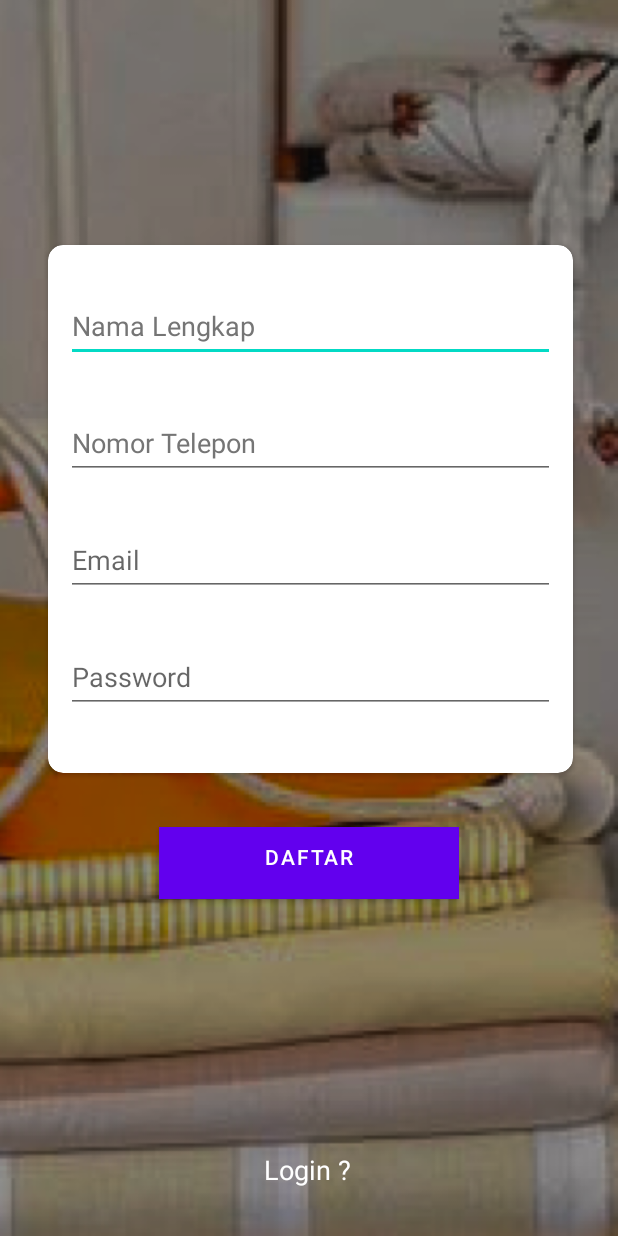
After one commit to alexistdev/elaundry, an Android app: the Register screen opened directly, with no data from a screen before it, on a phone screen of 412 x 824 dp. The commit adds this screen. Run offline under Robolectric (Android 15) with nearby library versions, the phone set to English and light mode, and no system bars.

Commit message:
Register Layout

```diff
--- a/Android-App/app/src/main/AndroidManifest.xml
+++ b/Android-App/app/src/main/AndroidManifest.xml
@@ -18,9 +18,17 @@
         android:theme="@style/Theme.Elaundryapps"
         tools:targetApi="31">
         <activity
-            android:name=".ui.Login"
+            android:name=".ui.Register"
             android:parentActivityName=".ui.Welcome"
             android:exported="false">
+            <meta-data
+                android:name="android.app.lib_name"
+                android:value="" />
+        </activity>
+        <activity
+            android:name=".ui.Login"
+            android:exported="false"
+            android:parentActivityName=".ui.Welcome">
             <meta-data
                 android:name="android.app.lib_name"
                 android:value="" />
--- /dev/null
+++ b/Android-App/app/src/main/java/com/coder/elaundry_apps/ui/Register.java
@@ -0,0 +1,16 @@
+package com.coder.elaundry_apps.ui;
+
+import androidx.appcompat.app.AppCompatActivity;
+
+import android.os.Bundle;
+
+import com.coder.elaundry_apps.R;
+
+public class Register extends AppCompatActivity {
+
+    @Override
+    protected void onCreate(Bundle savedInstanceState) {
+        super.onCreate(savedInstanceState);
+        setContentView(R.layout.activity_register);
+    }
+}
--- /dev/null
+++ b/Android-App/app/src/main/res/layout/activity_register.xml
@@ -0,0 +1,110 @@
+<?xml version="1.0" encoding="utf-8"?>
+<androidx.constraintlayout.widget.ConstraintLayout xmlns:android="http://schemas.android.com/apk/res/android"
+    xmlns:app="http://schemas.android.com/apk/res-auto"
+    xmlns:tools="http://schemas.android.com/tools"
+    android:layout_width="match_parent"
+    android:layout_height="match_parent"
+    android:background="@drawable/bg_login"
+    tools:context=".ui.Register">
+
+    <androidx.cardview.widget.CardView
+        android:id="@+id/cardView"
+        android:layout_width="350sp"
+        android:layout_height="wrap_content"
+        android:layout_marginStart="31dp"
+        android:layout_marginTop="163dp"
+        android:layout_marginEnd="30dp"
+        app:cardCornerRadius="10dp"
+        app:layout_constraintEnd_toEndOf="parent"
+        app:layout_constraintStart_toStartOf="parent"
+        app:layout_constraintTop_toTopOf="parent">
+
+        <LinearLayout
+            android:layout_width="match_parent"
+            android:layout_height="wrap_content"
+            android:orientation="vertical">
+
+            <EditText
+                android:id="@+id/txt_nama"
+                android:layout_width="match_parent"
+                android:layout_height="wrap_content"
+                android:layout_marginStart="12sp"
+                android:layout_marginTop="30dp"
+                android:layout_marginEnd="12sp"
+                android:autofillHints="name"
+                android:hint="@string/daftar1"
+                android:inputType="text"
+                android:minHeight="48dp"
+                android:textColorHint="#757575" />
+
+            <EditText
+                android:id="@+id/txt_phone"
+                android:layout_width="match_parent"
+                android:layout_height="wrap_content"
+                android:layout_marginStart="12sp"
+                android:layout_marginTop="30dp"
+                android:layout_marginEnd="12sp"
+                android:autofillHints="phone"
+                android:hint="@string/daftar2"
+                android:inputType="phone"
+                android:minHeight="48dp"
+                android:textColorHint="#757575" />
+
+            <EditText
+                android:id="@+id/txt_email"
+                android:layout_width="match_parent"
+                android:layout_height="wrap_content"
+                android:layout_marginStart="12sp"
+                android:layout_marginTop="30dp"
+                android:layout_marginEnd="12sp"
+                android:autofillHints="emailAddress"
+                android:hint="@string/daftar3"
+                android:inputType="textEmailAddress"
+                android:minHeight="48dp" />
+
+            <EditText
+                android:id="@+id/txt_password"
+                android:layout_width="match_parent"
+                android:layout_height="wrap_content"
+                android:layout_marginStart="12sp"
+                android:layout_marginTop="30dp"
+                android:layout_marginEnd="12sp"
+                android:layout_marginBottom="40sp"
+                android:autofillHints="password"
+                android:hint="@string/daftar4"
+                android:inputType="textPassword"
+                android:minHeight="48dp" />
+
+        </LinearLayout>
+
+
+    </androidx.cardview.widget.CardView>
+
+    <Button
+        android:id="@+id/btn_daftar"
+        android:layout_width="200dp"
+        android:layout_height="wrap_content"
+        android:layout_marginTop="36dp"
+        android:background="@color/bg_front"
+        android:text="@string/daftar5"
+        app:layout_constraintEnd_toEndOf="parent"
+        app:layout_constraintStart_toStartOf="parent"
+        android:gravity="center_horizontal"
+        app:layout_constraintTop_toBottomOf="@+id/cardView" />
+
+    <TextView
+        android:id="@+id/txt_login"
+        android:layout_width="wrap_content"
+        android:layout_height="wrap_content"
+        android:layout_marginBottom="32dp"
+        android:gravity="center"
+        android:text="@string/daftar6"
+        android:textColor="@color/white"
+        android:textSize="18sp"
+        app:layout_constraintBottom_toBottomOf="parent"
+        app:layout_constraintEnd_toEndOf="parent"
+        app:layout_constraintHorizontal_bias="0.498"
+        app:layout_constraintStart_toStartOf="parent"
+        tools:ignore="TextContrastCheck" />
+
+</androidx.constraintlayout.widget.ConstraintLayout>
--- a/Android-App/app/src/main/res/values/strings.xml
+++ b/Android-App/app/src/main/res/values/strings.xml
@@ -8,7 +8,15 @@
     <string name="splash4">Cucian Anda</string>
     <!-- Login -->
     <string name="login1">Email</string>
-    <string name="login2">Password</string>
+    <string name="login2">******</string>
     <string name="login3">LOGIN</string>
     <string name="login4">Create Account</string>
+
+    <!-- Register -->
+    <string name="daftar1">Nama Lengkap</string>
+    <string name="daftar2">Nomor Telepon</string>
+    <string name="daftar3">Email</string>
+    <string name="daftar4">Password</string>
+    <string name="daftar5">DAFTAR</string>
+    <string name="daftar6">Login ?</string>
 </resources>
```
